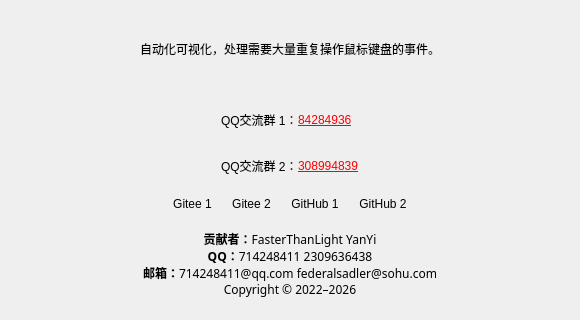
Old version of the form Window/about.ui in the repository 714248411/AnClicker; both pictures show x 0 to 580 and y 240 to 560 of the 580 by 560 pixel window.
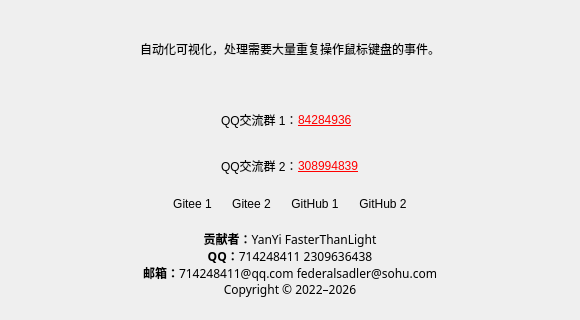
New version of the form. Icons and pictures are not drawn.

```diff
--- a/Window/about.ui
+++ b/Window/about.ui
@@ -514,7 +514,7 @@
       </font>
      </property>
      <property name="text">
-      <string>&lt;b&gt;贡献者：&lt;/b&gt;FasterThanLight　　YanYi&lt;br&gt;&lt;b&gt;QQ：&lt;/b&gt;714248411　　2309636438&lt;br&gt;&lt;b&gt;邮箱：&lt;/b&gt;714248411@qq.com　　federalsadler@sohu.com&lt;br&gt;Copyright © 2022–2026</string>
+      <string>&lt;b&gt;贡献者：&lt;/b&gt;YanYi　　FasterThanLight&lt;br&gt;&lt;b&gt;QQ：&lt;/b&gt;714248411　　2309636438&lt;br&gt;&lt;b&gt;邮箱：&lt;/b&gt;714248411@qq.com　　federalsadler@sohu.com&lt;br&gt;Copyright © 2022–2026</string>
      </property>
      <property name="alignment">
       <set>Qt::AlignmentFlag::AlignCenter</set>
```
